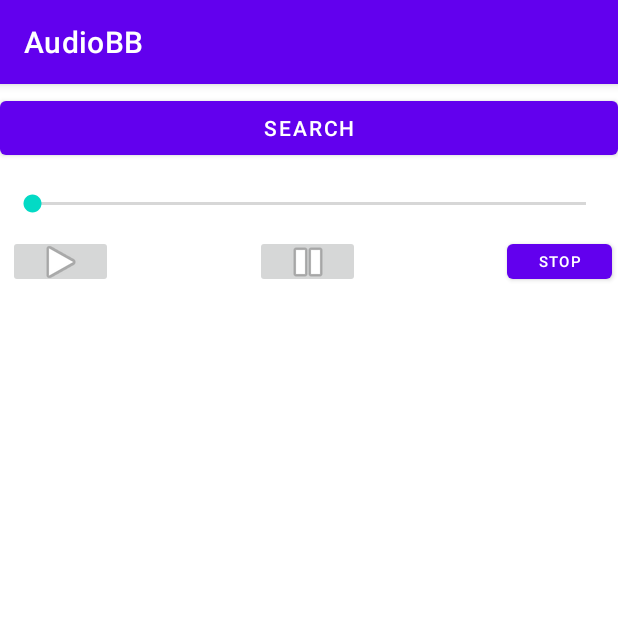
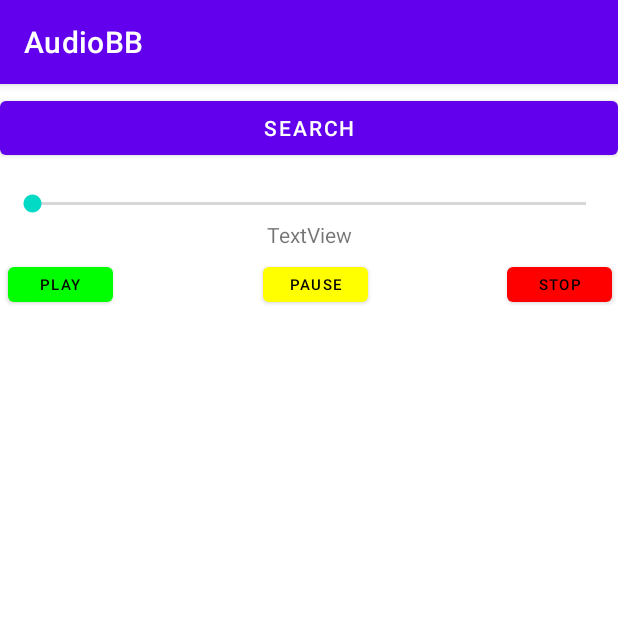
Before and after one commit to rrubin1219/Audio, an Android app: the screen it shows after launch (MainActivity), on a phone screen of 412 x 824 dp, the top half of it. Run offline under Robolectric (Android 15) with nearby library versions, the phone set to English and light mode, and no system bars; libraries missing offline, so code that uses them is left out: edu.temple.audlibplayer; 3 statements that could not run were skipped.

Commit message:
Set button colors and "now playing"

```diff
--- a/app/src/main/java/edu/temple/audiobb/ControlFragment.kt
+++ b/app/src/main/java/edu/temple/audiobb/ControlFragment.kt
@@ -1,18 +1,21 @@
 package edu.temple.audiobb
 
+import android.graphics.Color
 import android.os.Bundle
 import androidx.fragment.app.Fragment
 import android.view.LayoutInflater
 import android.view.View
 import android.view.ViewGroup
-import android.widget.ImageButton
+import android.widget.Button
 import android.widget.SeekBar
+import android.widget.TextView
 
 class ControlFragment : Fragment() {
-    private lateinit var playButton: ImageButton
-    private lateinit var pauseButton: ImageButton
-    private lateinit var stopButton: ImageButton
+    private lateinit var playButton: Button
+    private lateinit var pauseButton: Button
+    private lateinit var stopButton: Button
     private lateinit var progressBar: SeekBar
+    private lateinit var nowPlaying: TextView
 
     private lateinit var book: Book
     val max = book.duration
@@ -20,10 +23,18 @@ class ControlFragment : Fragment() {
     override fun onCreateView(inflater: LayoutInflater, container: ViewGroup?, savedInstanceState: Bundle?): View? {
         // Inflate the layout for this fragment
         val layout = inflater.inflate(R.layout.fragment_control, container, false)
+
         playButton = layout.findViewById(R.id.playButton)
         pauseButton = layout.findViewById(R.id.pauseButton)
         stopButton = layout.findViewById(R.id.stopButton)
         progressBar = layout.findViewById(R.id.seekBar)
+        nowPlaying = layout.findViewById(R.id.nowPlaying)
+
+        playButton.setBackgroundColor(Color.GREEN)
+        pauseButton.setBackgroundColor(Color.YELLOW)
+        stopButton.setBackgroundColor(Color.RED)
+
+        nowPlaying.text = book.title
 
         var spot: Int
         val bundle = Bundle()
@@ -43,7 +54,6 @@ class ControlFragment : Fragment() {
             bundle.putBoolean("pause", false)
             bundle.putBoolean("stop", true)
         }
-
         progressBar.setOnSeekBarChangeListener(object : SeekBar.OnSeekBarChangeListener {
             override fun onProgressChanged(seekBar: SeekBar, progress: Int, fromUser: Boolean) {
                 bundle.putBoolean("fromUser", fromUser)
@@ -59,6 +69,4 @@ class ControlFragment : Fragment() {
         })
         return layout
     }
-
-
 }
--- a/app/src/main/res/layout/fragment_control.xml
+++ b/app/src/main/res/layout/fragment_control.xml
@@ -5,6 +5,26 @@
     android:layout_width="match_parent"
     android:layout_height="match_parent"
     tools:context=".ControlFragment">
+
+    <Button
+        android:id="@+id/pauseButton"
+        android:layout_width="70dp"
+        android:layout_height="35dp"
+        android:layout_marginStart="175dp"
+        android:layout_marginTop="55dp"
+        android:textColor="@color/black"
+        android:text="Pause"
+        android:textSize="10sp" />
+
+    <Button
+        android:id="@+id/playButton"
+        android:layout_width="70dp"
+        android:layout_height="35dp"
+        android:layout_marginStart="5dp"
+        android:layout_marginTop="55dp"
+        android:textColor="@color/black"
+        android:text="Play"
+        android:textSize="10sp" />
 
     <SeekBar
         android:id="@+id/seekBar"
@@ -14,28 +34,21 @@
         android:layout_marginTop="10dp"
         android:layout_marginEnd="5dp" />
 
-    <ImageButton
-        android:id="@+id/playButton"
-        android:layout_width="70dp"
-        android:layout_height="35dp"
-        android:layout_marginStart="5dp"
-        android:layout_marginTop="40dp"
-        android:src="@android:drawable/ic_media_play" />
-
-    <ImageButton
-        android:id="@+id/pauseButton"
-        android:layout_width="70dp"
-        android:layout_height="35dp"
-        android:layout_marginStart="170dp"
-        android:layout_marginTop="40dp"
-        android:src="@android:drawable/ic_media_pause" />
-
     <Button
         android:id="@+id/stopButton"
         android:layout_width="70dp"
         android:layout_height="35dp"
         android:layout_marginStart="338dp"
-        android:layout_marginTop="40dp"
+        android:layout_marginTop="55dp"
+        android:textColor="@color/black"
         android:text="Stop"
         android:textSize="10sp" />
+
+    <TextView
+        android:id="@+id/nowPlaying"
+        android:layout_width="match_parent"
+        android:layout_height="wrap_content"
+        android:layout_marginTop="30dp"
+        android:text="TextView"
+        android:textAlignment="center" />
 </FrameLayout>
```
